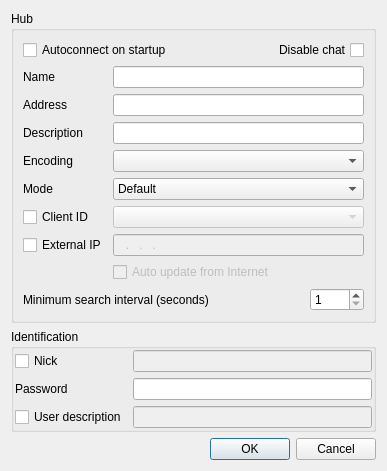
eiskaltdcpp/eiskaltdcpp, file eiskaltdcpp-qt/ui/UIFavoriteHubEditor.ui: the form before one commit.
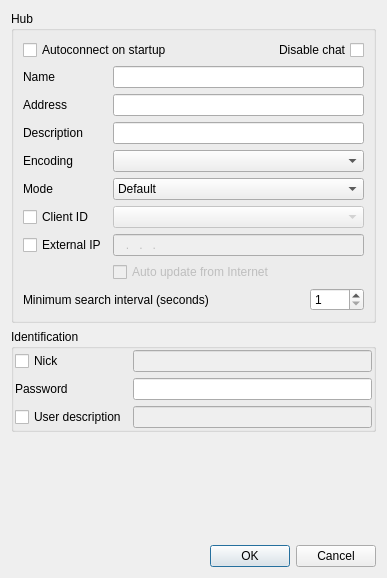
The form after the commit. Custom widgets are drawn as their Qt base class.

Patch:
```diff
--- a/eiskaltdcpp-qt/ui/UIFavoriteHubEditor.ui
+++ b/eiskaltdcpp-qt/ui/UIFavoriteHubEditor.ui
@@ -7,7 +7,7 @@
     <x>0</x>
     <y>0</y>
     <width>387</width>
-    <height>454</height>
+    <height>578</height>
    </rect>
   </property>
   <property name="windowTitle">
```
Left out of the diff: 15 changed lines with no effect on the pictures.
